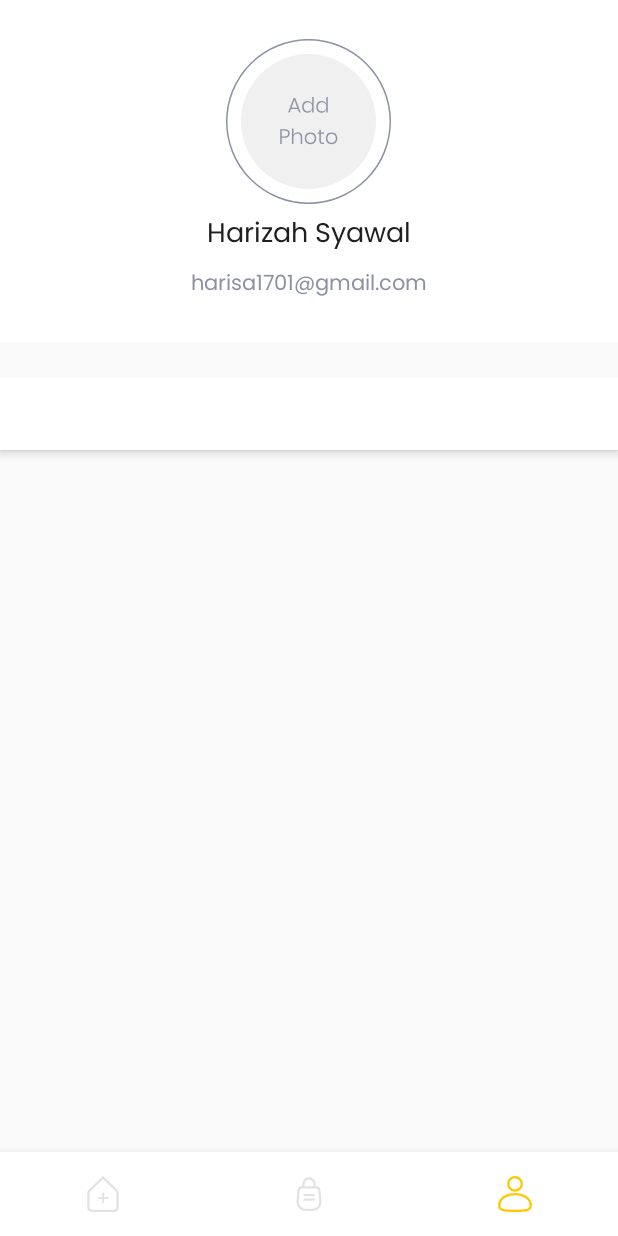
After one commit to HarizahSyawal/FoodAppMarket-Kotlin, an Android app: the ProfileFragment screen opened through its navigation route, on a phone screen of 412 x 824 dp. The commit adds this screen. Run offline under Robolectric (Android 15) with nearby library versions, the phone set to English and light mode, and no system bars; our stand-ins replace navigation-ui.

Commit message:
New Changes :
feat(CustomBottomNavigation) :
- Home UI,Fragment
- Order UI,Fragment
- Profile UI/Fragment
feat(SignIn) Navigation to menu
Update Gradle :
- apply plugin: 'kotlin-android-extensions'

```diff
--- a/FrontEnd/app/src/main/AndroidManifest.xml
+++ b/FrontEnd/app/src/main/AndroidManifest.xml
@@ -28,7 +28,7 @@
             </intent-filter>
         </activity>
         <activity
-            android:name=".MainActivity"
+            android:name=".ui.MainActivity"
             android:exported="true"></activity>
 
         <meta-data
--- /dev/null
+++ b/FrontEnd/app/src/main/java/com/hariz/foodmarketapp/ui/MainActivity.kt
@@ -0,0 +1,34 @@
+package com.hariz.foodmarketapp.ui
+
+import android.os.Bundle
+import com.google.android.material.bottomnavigation.BottomNavigationView
+import androidx.appcompat.app.AppCompatActivity
+import androidx.navigation.Navigation
+import androidx.navigation.findNavController
+import androidx.navigation.ui.AppBarConfiguration
+import androidx.navigation.ui.NavigationUI
+import androidx.navigation.ui.setupActionBarWithNavController
+import androidx.navigation.ui.setupWithNavController
+import com.hariz.foodmarketapp.R
+
+class MainActivity : AppCompatActivity() {
+
+    override fun onCreate(savedInstanceState: Bundle?) {
+        super.onCreate(savedInstanceState)
+        setContentView(R.layout.activity_main)
+        val navView: BottomNavigationView = findViewById(R.id.nav_view)
+
+
+        // Passing each menu ID as a set of Ids because each
+        // menu should be considered as top level destinations.
+        val appBarConfiguration = AppBarConfiguration(
+            setOf(
+                R.id.navigation_home, R.id.navigation_order, R.id.navigation_profile
+            )
+        )
+//        setupActionBarWithNavController(navController, appBarConfiguration)
+        val navController = Navigation.findNavController(this, R.id.nav_host_fragment)
+        NavigationUI.setupWithNavController(navView, navController)
+//        navView.setupWithNavController(navController)
+    }
+}
--- /dev/null
+++ b/FrontEnd/app/src/main/java/com/hariz/foodmarketapp/ui/home/HomeFragment.kt
@@ -0,0 +1,125 @@
+package com.hariz.foodmarketapp.ui.home
+
+import android.app.Dialog
+import android.content.Intent
+import android.os.Bundle
+import android.view.LayoutInflater
+import android.view.View
+import android.view.ViewGroup
+import android.widget.Toast
+import androidx.fragment.app.Fragment
+import androidx.recyclerview.widget.LinearLayoutManager
+import androidx.recyclerview.widget.RecyclerView
+import com.hariz.foodmarketapp.R
+import kotlinx.android.synthetic.main.fragment_home.*
+import kotlinx.coroutines.flow.flowOf
+
+//class HomeFragment : Fragment(),HomeAdapter.ItemAdapterCallback, HomeContract.View {
+    class HomeFragment : Fragment(){
+
+//    private var newStateList : ArrayList<Data> = ArrayList()
+//    private var popularList : ArrayList<Data> = ArrayList()
+//    private var recomendedList : ArrayList<Data> = ArrayList()
+//
+
+//    private lateinit var presenter:HomePresenter
+
+    var progressDialog : Dialog? = null
+
+    override fun onCreateView(
+        inflater: LayoutInflater,
+        container: ViewGroup?,
+        savedInstanceState: Bundle?
+    ): View? {
+        val root = inflater.inflate(R.layout.fragment_home, container, false)
+        return root
+    }
+
+    override fun onActivityCreated(savedInstanceState: Bundle?) {
+        super.onActivityCreated(savedInstanceState)
+
+        initView()
+//        presenter = HomePresenter(this)
+//        presenter.getHome()
+        //initDataDummy()
+
+
+
+    }
+
+    private fun initView() {
+        progressDialog = Dialog(requireContext())
+        val dialogLayout = layoutInflater.inflate(R.layout.dialog_loader, null)
+
+        progressDialog?.let {
+            it.setContentView(dialogLayout)
+            it.setCancelable(false)
+            it.window?.setBackgroundDrawableResource(android.R.color.transparent)
+        }
+
+//        var user = FoodMarket.getApp().getUser()
+//        var userResponse = Gson().fromJson(user, User::class.java)
+//
+//        if (!userResponse.profile_photo_url.isNullOrEmpty()) {
+//            Glide.with(requireActivity())
+//                .load(userResponse.profile_photo_url)
+//                .apply(RequestOptions.circleCropTransform())
+//                .into(ivProfil)
+//        }
+    }
+
+//    fun initDataDummy() {
+//        foodList = ArrayList()
+//        foodList.add(HomeModel("Cherry Healthy","",5f))
+//        foodList.add(HomeModel("Burger Tamayo","",4f))
+//        foodList.add(HomeModel("Bakhwan Cihuy","",4.5f))
+//
+//    }
+
+//    override fun onClick(v: View, data: Data) {
+//        val detail = Intent(activity, DetailActivity::class.java).putExtra("data", data)
+//        startActivity(detail)
+//    }
+//
+//    override fun onHomeSuccess(homeResponse: HomeResponse) {
+//
+//        for (a in homeResponse.data.indices) {
+//
+//            var items:List<String> = homeResponse.data[a].types?.split(",") ?: ArrayList()
+//            for (x in items.indices) {
+//                if (items[x].equals("new_food", true)) {
+//                    newStateList?.add(homeResponse.data[a])
+//                } else if (items[x].equals("recommended", true)) {
+//                    recomendedList?.add(homeResponse.data[a])
+//                } else if (items[x].equals("popular", true)) {
+//                    popularList?.add(homeResponse.data[a])
+//                }
+//            }
+//
+//        }
+//
+//        var adapter = HomeAdapter(homeResponse.data, this)
+//        var layoutManager: RecyclerView.LayoutManager = LinearLayoutManager(context, LinearLayoutManager.HORIZONTAL, false)
+//        rcList.layoutManager = layoutManager
+//        rcList.adapter = adapter
+//
+//        val sectionPagerAdapter = SectionPagerAdapter(
+//            childFragmentManager
+//        )
+//        sectionPagerAdapter.setData(newStateList, popularList, recomendedList)
+//        viewPager.adapter = sectionPagerAdapter
+//        tabLayout.setupWithViewPager(viewPager)
+//    }
+//
+//    override fun onHomeFailed(message: String) {
+//        Toast.makeText(context, message, Toast.LENGTH_SHORT).show()
+//    }
+//
+//    override fun showLoading() {
+//        progressDialog?.show()
+//    }
+//
+//    override fun dismissLoading() {
+//        progressDialog?.dismiss()
+//    }
+}
--- /dev/null
+++ b/FrontEnd/app/src/main/java/com/hariz/foodmarketapp/ui/profile/ProfileFragment.kt
@@ -0,0 +1,47 @@
+package com.hariz.foodmarketapp.ui.profile
+
+import android.os.Bundle
+import android.view.LayoutInflater
+import android.view.View
+import android.view.ViewGroup
+import androidx.fragment.app.Fragment
+import com.hariz.foodmarketapp.R
+import kotlinx.android.synthetic.main.fragment_profile.*
+import kotlinx.android.synthetic.main.fragment_profile.tabLayout
+import kotlinx.android.synthetic.main.fragment_profile.viewPager
+
+class ProfileFragment : Fragment() {
+
+
+    override fun onCreateView(
+        inflater: LayoutInflater,
+        container: ViewGroup?,
+        savedInstanceState: Bundle?
+    ): View? {
+        val root = inflater.inflate(R.layout.fragment_profile, container, false)
+        return root
+    }
+
+    override fun onActivityCreated(savedInstanceState: Bundle?) {
+        super.onActivityCreated(savedInstanceState)
+
+//        val sectionPagerAdapter = SectionPagerAdapter(
+//            childFragmentManager
+//        )
+//        viewPager.adapter = sectionPagerAdapter
+//        tabLayout.setupWithViewPager(viewPager)
+//
+//        var user = FoodMarket.getApp().getUser()
+//        var userResponse = Gson().fromJson(user, User::class.java)
+//
+//        tvName.setText(userResponse.name)
+//        tvEmail.setText(userResponse.email)
+//
+//        if (!userResponse.profile_photo_url.isNullOrEmpty()){
+//            Glide.with(requireActivity())
+//                .load(userResponse.profile_photo_url)
+//                .apply(RequestOptions.circleCropTransform())
+//                .into(ivPicture)
+//        }
+    }
+}
--- a/FrontEnd/app/src/main/res/layout/activity_main.xml
+++ b/FrontEnd/app/src/main/res/layout/activity_main.xml
@@ -1,18 +1,35 @@
 <?xml version="1.0" encoding="utf-8"?>
 <androidx.constraintlayout.widget.ConstraintLayout xmlns:android="http://schemas.android.com/apk/res/android"
     xmlns:app="http://schemas.android.com/apk/res-auto"
-    xmlns:tools="http://schemas.android.com/tools"
+    android:id="@+id/container"
     android:layout_width="match_parent"
-    android:layout_height="match_parent"
-    tools:context=".MainActivity">
+    android:layout_height="match_parent">
 
-    <TextView
-        android:layout_width="wrap_content"
+    <com.google.android.material.bottomnavigation.BottomNavigationView
+        android:id="@+id/nav_view"
+        android:layout_width="0dp"
         android:layout_height="wrap_content"
-        android:text="Hello World!"
+        android:layout_marginStart="0dp"
+        android:layout_marginEnd="0dp"
+        android:background="#FFF"
+        app:itemIconTint="@drawable/bottom_nav_icon_color_selector"
+        app:itemTextColor="@drawable/bottom_nav_icon_color_selector"
+        app:labelVisibilityMode="unlabeled"
         app:layout_constraintBottom_toBottomOf="parent"
-        app:layout_constraintEnd_toEndOf="parent"
-        app:layout_constraintStart_toStartOf="parent"
-        app:layout_constraintTop_toTopOf="parent" />
+        app:layout_constraintLeft_toLeftOf="parent"
+        app:layout_constraintRight_toRightOf="parent"
+        app:menu="@menu/bottom_nav_menu" />
+
+    <fragment
+        android:id="@+id/nav_host_fragment"
+        android:name="androidx.navigation.fragment.NavHostFragment"
+        android:layout_width="match_parent"
+        android:layout_height="match_parent"
+        app:defaultNavHost="true"
+        app:layout_constraintBottom_toTopOf="@id/nav_view"
+        app:layout_constraintLeft_toLeftOf="parent"
+        app:layout_constraintRight_toRightOf="parent"
+        app:layout_constraintTop_toTopOf="parent"
+        app:navGraph="@navigation/mobile_navigation" />
 
 </androidx.constraintlayout.widget.ConstraintLayout>
--- /dev/null
+++ b/FrontEnd/app/src/main/res/layout/fragment_profile.xml
@@ -0,0 +1,76 @@
+<?xml version="1.0" encoding="utf-8"?>
+<LinearLayout xmlns:android="http://schemas.android.com/apk/res/android"
+    xmlns:app="http://schemas.android.com/apk/res-auto"
+    xmlns:tools="http://schemas.android.com/tools"
+    android:layout_width="match_parent"
+    android:layout_height="match_parent"
+    android:orientation="vertical"
+    tools:context=".ui.profile.ProfileFragment">
+
+    <LinearLayout
+        android:gravity="center"
+        android:orientation="vertical"
+        android:layout_width="match_parent"
+        android:layout_height="wrap_content"
+        android:background="#FFF">
+
+        <ImageView
+            android:id="@+id/ivPicture"
+            android:layout_marginTop="26dp"
+            android:src="@drawable/ic_picture_empty"
+            android:layout_width="110dp"
+            android:layout_height="110dp"/>
+
+        <TextView
+            android:id="@+id/tvName"
+            android:text="Harizah Syawal"
+            android:layout_marginTop="6dp"
+            android:layout_marginBottom="6dp"
+            style="@style/TextView.PoppinsNormal18sp020202"
+            android:layout_width="wrap_content"
+            android:layout_height="wrap_content"/>
+
+        <TextView
+            android:id="@+id/tvEmail"
+            android:text="harisa1701@gmail.com"
+            style="@style/TextView.PoppinsNormal14sp8D92A3"
+            android:layout_marginBottom="26dp"
+            android:layout_width="wrap_content"
+            android:layout_height="wrap_content"/>
+
+    </LinearLayout>
+
+    <androidx.coordinatorlayout.widget.CoordinatorLayout
+        android:layout_marginTop="24dp"
+        android:theme="@style/Theme.FoodMarketApp.AppBarOverlay"
+        android:layout_width="match_parent"
+        android:layout_height="match_parent">
+
+        <com.google.android.material.appbar.AppBarLayout
+            android:background="#FFF"
+            android:theme="@style/Theme.FoodMarketApp.AppBarOverlay"
+            android:layout_width="match_parent"
+            android:layout_height="wrap_content">
+
+            <com.google.android.material.tabs.TabLayout
+                android:id="@+id/tabLayout"
+                android:background="#FFF"
+                android:layout_width="match_parent"
+                android:layout_height="wrap_content"
+                app:tabIndicatorFullWidth="false"
+                app:tabMode="scrollable"
+                app:tabSelectedTextColor="#020202"
+                app:tabIndicatorColor="#020202"
+                app:tabTextAppearance="@style/Tab"/>
+
+        </com.google.android.material.appbar.AppBarLayout>
+
+        <androidx.viewpager.widget.ViewPager
+            android:id="@+id/viewPager"
+            android:layout_width="match_parent"
+            android:layout_height="match_parent"
+            app:layout_behavior="com.google.android.material.appbar.AppBarLayout$ScrollingViewBehavior"/>
+
+    </androidx.coordinatorlayout.widget.CoordinatorLayout>
+
+</LinearLayout>
--- /dev/null
+++ b/FrontEnd/app/src/main/res/navigation/mobile_navigation.xml
@@ -0,0 +1,25 @@
+<?xml version="1.0" encoding="utf-8"?>
+<navigation xmlns:android="http://schemas.android.com/apk/res/android"
+    xmlns:app="http://schemas.android.com/apk/res-auto"
+    xmlns:tools="http://schemas.android.com/tools"
+    android:id="@+id/mobile_navigation"
+    app:startDestination="@+id/navigation_home">
+
+    <fragment
+        android:id="@+id/navigation_home"
+        android:name="com.hariz.foodmarketapp.ui.home.HomeFragment"
+        android:label="@string/title_home"
+        tools:layout="@layout/fragment_home" />
+
+    <fragment
+        android:id="@+id/navigation_order"
+        android:name="com.hariz.foodmarketapp.ui.order.OrderFragment"
+        android:label="@string/title_dashboard"
+        tools:layout="@layout/fragment_orders" />
+
+    <fragment
+        android:id="@+id/navigation_profile"
+        android:name="com.hariz.foodmarketapp.ui.profile.ProfileFragment"
+        android:label="@string/title_notifications"
+        tools:layout="@layout/fragment_profile" />
+</navigation>
```
Also changed, not shown: FrontEnd/app/build.gradle (+6 -1 lines), FrontEnd/app/src/main/java/com/hariz/foodmarketapp/MainActivity.kt (deleted, +0 -11 lines), FrontEnd/app/src/main/java/com/hariz/foodmarketapp/ui/auth/signin/SigninFragment.kt (+13 -2 lines), FrontEnd/app/src/main/java/com/hariz/foodmarketapp/ui/order/OrderFragment.kt (added, +94 -0 lines), FrontEnd/app/src/main/res/layout/dialog_loader.xml (added, +19 -0 lines), FrontEnd/app/src/main/res/layout/fragment_home.xml (added, +94 -0 lines), FrontEnd/app/src/main/res/layout/fragment_orders.xml (added, +98 -0 lines), FrontEnd/app/src/main/res/layout/item_home_horizontal.xml (added, +34 -0 lines).
